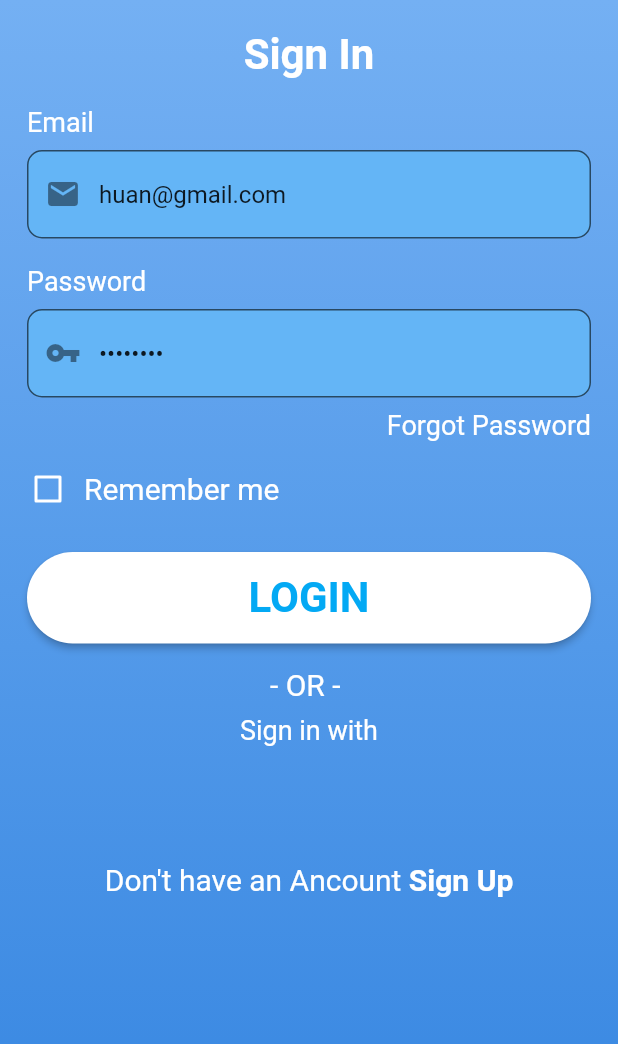
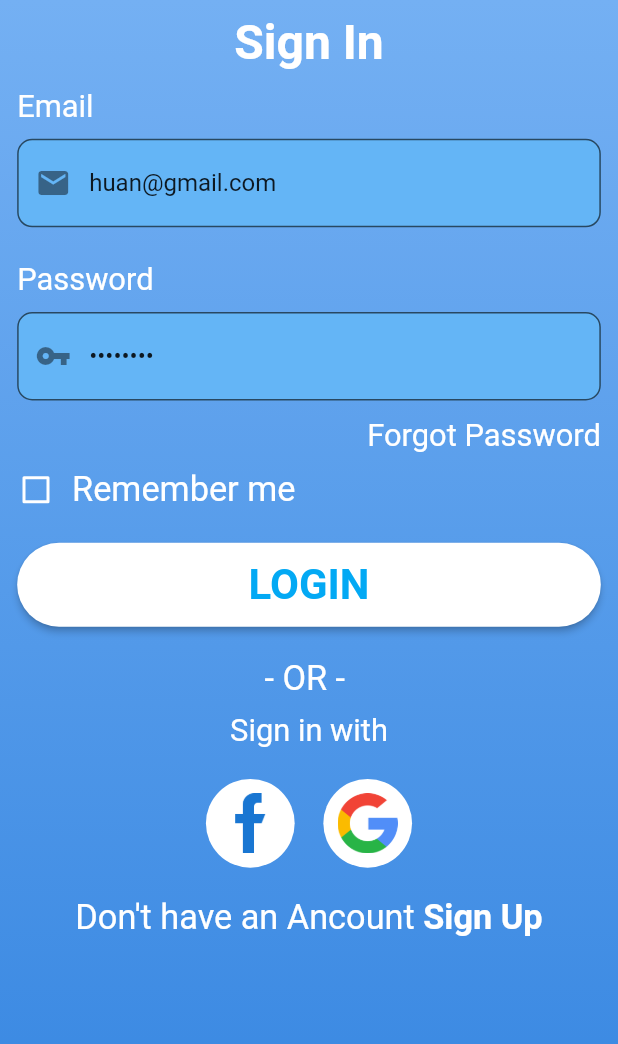
Before and after one commit to nguyenduyhuan26/flutter_appchat, a Flutter app: the SignUpPage screen opened directly, after a tap on "REGISTER", after a tap on "Sign In", on a phone screen of 412 x 824 dp. Shown: the top 1044 px of the screen. Run offline on Flutter 3.47's test engine with Material 2 defaults, Android fonts, the phone set to English and light mode, and no system bars; our stand-ins replace cloud_firestore, file_picker, firebase_auth, firebase_core, firebase_storage, flutter_screenutil and 2 more; missing offline and left inert: flutter_downloader; accounts and stored records are empty; network calls fail.

Commit message:
Chỉnh giao diện

```diff
--- a/lib/main.dart
+++ b/lib/main.dart
@@ -6,6 +6,7 @@ import 'package:flutter_appchat318/providers/chat.dart';
 import 'package:flutter_appchat318/views/signIn_page.dart';
 import 'package:flutter_appchat318/views/signUp_page.dart';
 import 'package:flutter_downloader/flutter_downloader.dart';
+import 'package:flutter_screenutil/flutter_screenutil.dart';
 import 'package:provider/provider.dart';
 
 Future<void> main() async {
@@ -23,20 +24,28 @@ class MyApp extends StatelessWidget {
   // This widget is the root of your application.
   @override
   Widget build(BuildContext context) {
-    return MultiProvider(
-      providers: [
-        ChangeNotifierProvider(create: (_) => Chat()),
-        Provider<AuthService>(
-            create: (_) => AuthService(FirebaseAuth.instance)),
-        StreamProvider(
-          create: (context) => context.read<AuthService>().authStateChanges,
-          initialData: null,
-        ),
-      ],
-      child: MaterialApp(
+    return ScreenUtilInit(
+      designSize: const Size(360, 690),
+      builder: () => MaterialApp(
         debugShowCheckedModeBanner: false,
-        home: SignInPage(),
+        home: SignUpPage(),
       ),
     );
+
+    //   return MultiProvider(
+    //     providers: [
+    //       ChangeNotifierProvider(create: (_) => Chat()),
+    //       Provider<AuthService>(
+    //           create: (_) => AuthService(FirebaseAuth.instance)),
+    //       StreamProvider(
+    //         create: (context) => context.read<AuthService>().authStateChanges,
+    //         initialData: null,
+    //       ),
+    //     ],
+    //     child: MaterialApp(
+    //       debugShowCheckedModeBanner: false,
+    //       home: SignUpPage(),
+    //     ),
+    //   );
   }
 }
--- a/lib/views/signIn_page.dart
+++ b/lib/views/signIn_page.dart
@@ -5,6 +5,7 @@ import 'package:flutter_appchat318/unti/validate.dart';
 import 'package:flutter_appchat318/views/contacts_page.dart';
 import 'package:flutter_appchat318/views/signUp_page.dart';
 import 'package:provider/provider.dart';
+import 'package:flutter_screenutil/flutter_screenutil.dart';
 
 class SignInPage extends StatefulWidget {
   const SignInPage({Key key}) : super(key: key);
@@ -29,15 +30,13 @@ class _SignInPageState extends State<SignInPage> {
           initialData: null,
         ),
       ],
-      child: Form(
-        key: formKey,
-        child: SafeArea(
       child: Scaffold(
         resizeToAvoidBottomInset: false,
-            backgroundColor: Colors.blue.shade600,
-            body: SingleChildScrollView(
-              reverse: false,
+        // backgroundColor: Colors.blue.shade600,
+        body: SafeArea(
           child: Container(
+            width: MediaQuery.of(context).size.width,
+            height: MediaQuery.of(context).size.height,
             decoration: BoxDecoration(
               gradient: LinearGradient(
                 begin: Alignment.topCenter,
@@ -45,9 +44,11 @@ class _SignInPageState extends State<SignInPage> {
                 colors: [
                   Color.fromRGBO(116, 176, 243, 1),
                   Color.fromRGBO(51, 132, 224, 1),
-                    ])),
-                height: MediaQuery.of(context).size.height,
-                width: MediaQuery.of(context).size.width,
+                ],
+              ),
+            ),
+            child: Form(
+              key: formKey,
               child: Column(
                 children: [
                   label(),
@@ -57,10 +58,9 @@ class _SignInPageState extends State<SignInPage> {
                   checkbox(),
                   btnLogin(),
                   orText(),
-                    // icon(),
+                  icon(),
                   signUpText(),
                 ],
-                ),
               ),
             ),
           ),
@@ -87,9 +87,8 @@ class _SignInPageState extends State<SignInPage> {
   }
 
   Widget checkbox() {
-    return Padding(
-      padding: const EdgeInsets.fromLTRB(8, 8, 16, 0),
-      child: Row(
+    return Row(
+      crossAxisAlignment: CrossAxisAlignment.center,
       children: [
         Theme(
           data: Theme.of(context).copyWith(
@@ -105,33 +104,30 @@ class _SignInPageState extends State<SignInPage> {
             },
           ),
         ),
-          baseText(text: "Remember me", sizeText: 20)
+        baseText(text: "Remember me", sizeText: 20.sp)
       ],
-      ),
     );
   }
 
   Widget label() {
     return Padding(
-      padding: const EdgeInsets.only(top: 20),
+      padding: EdgeInsets.only(top: 8.h),
       child: baseText(
         text: "Sign In",
-        sizeText: 28,
+        sizeText: 28.sp,
         fontWeight: FontWeight.bold,
       ),
     );
   }
 
   Widget signUpText() {
-    return Padding(
-      padding: const EdgeInsets.only(top: 70),
-      child: Row(
+    return Row(
       mainAxisAlignment: MainAxisAlignment.center,
       children: [
-          baseText(text: "Don't have an Ancount ", sizeText: 20),
+        baseText(text: "Don't have an Ancount ", sizeText: 20.sp),
         baseText(
             text: "Sign Up",
-              sizeText: 20,
+            sizeText: 20.sp,
             fontWeight: FontWeight.bold,
             onTap: () {
               Navigator.push(
@@ -140,13 +136,14 @@ class _SignInPageState extends State<SignInPage> {
               );
             })
       ],
-      ),
     );
   }
 
   Widget btnLogin() {
     return Padding(
-      padding: const EdgeInsets.fromLTRB(18, 18, 18, 0),
+      padding: EdgeInsets.all(ScreenUtil().setWidth(10)),
+      // padding: EdgeInsets.all(10.w),
+
       child: MaterialButton(
         minWidth: MediaQuery.of(context).size.width,
         onPressed: () {
@@ -181,7 +178,7 @@ class _SignInPageState extends State<SignInPage> {
         disabledColor: Colors.grey,
         disabledTextColor: Colors.white,
         child: Padding(
-          padding: const EdgeInsets.all(14.0),
+          padding: EdgeInsets.all(ScreenUtil().setWidth(10)),
           child: baseText(
             text: "LOGIN",
             fontWeight: FontWeight.bold,
@@ -195,41 +192,38 @@ class _SignInPageState extends State<SignInPage> {
 
   Widget forgotText() {
     return Padding(
-      padding: const EdgeInsets.fromLTRB(8, 8, 18, 0),
+      padding: EdgeInsets.only(right: 10.w),
       child: Align(
         alignment: Alignment.centerRight,
         child: baseText(
           text: "Forgot Password",
-          sizeText: 18,
+          sizeText: 18.sp,
         ),
       ),
     );
   }
 
   Widget orText() {
-    return Padding(
-      padding: const EdgeInsets.all(8.0),
-      child: Column(
+    return Column(
       children: [
         Padding(
-            padding: const EdgeInsets.all(8.0),
+          padding: EdgeInsets.all(ScreenUtil().setHeight(8)),
           child: baseText(
             text: "- OR - ",
-              sizeText: 20,
+            sizeText: 20.sp,
           ),
         ),
         baseText(
           text: "Sign in with",
-            sizeText: 18,
+          sizeText: 18.sp,
         ),
       ],
-      ),
     );
   }
 
   Widget icon() {
     return Padding(
-      padding: const EdgeInsets.fromLTRB(32, 0, 32, 26),
+      padding: EdgeInsets.all(ScreenUtil().setHeight(8)),
       child: Row(
         mainAxisAlignment: MainAxisAlignment.center,
         children: [
@@ -248,7 +242,6 @@ class _SignInPageState extends State<SignInPage> {
         text: "",
         icon: Icon(Icons.vpn_key),
         validator: (val) {
-          print(val);
           return validate.passwordValidate(val);
         });
   }
@@ -276,23 +269,17 @@ class _SignInPageState extends State<SignInPage> {
   Widget baseIcon({
     String assetImage,
   }) {
-    return Padding(
-      padding: const EdgeInsets.fromLTRB(16, 16, 16, 0),
-      child: Container(
-        width: 55,
-        height: 55,
+    return Container(
+      margin: EdgeInsets.all(ScreenUtil().setHeight(8)),
+      padding: EdgeInsets.all(ScreenUtil().setHeight(8)),
       decoration: BoxDecoration(
         shape: BoxShape.circle,
         color: Colors.white,
       ),
-        child: Padding(
-          padding: const EdgeInsets.all(12.0),
       child: Image(
         image: AssetImage(assetImage),
-            width: 40,
-            height: 40,
-          ),
-        ),
+        width: ScreenUtil().setWidth(35),
+        height: ScreenUtil().setHeight(35),
       ),
     );
   }
@@ -309,14 +296,14 @@ class _SignInPageState extends State<SignInPage> {
     //  void Function() onTap,
   }) {
     return Padding(
-      padding: const EdgeInsets.fromLTRB(18, 18, 18, 0),
+      padding: EdgeInsets.all(ScreenUtil().setWidth(10)),
       child: Column(
         children: [
           Padding(
-            padding: const EdgeInsets.only(bottom: 8),
+            padding: EdgeInsets.only(bottom: 8.h),
             child: Align(
               alignment: Alignment.centerLeft,
-              child: baseText(text: labelText, sizeText: 18),
+              child: baseText(text: labelText, sizeText: 18.sp),
             ),
           ),
           TextFormField(
@@ -327,7 +314,7 @@ class _SignInPageState extends State<SignInPage> {
             validator: validator,
             decoration: InputDecoration(
               border: OutlineInputBorder(
-                borderRadius: BorderRadius.circular(10.0),
+                borderRadius: BorderRadius.circular(10),
               ),
               filled: true,
               fillColor: Colors.blue.shade300,
--- a/lib/views/signUp_page.dart
+++ b/lib/views/signUp_page.dart
@@ -3,6 +3,7 @@ import 'package:flutter/material.dart';
 import 'package:flutter_appchat318/providers/auth_service.dart';
 import 'package:flutter_appchat318/unti/validate.dart';
 import 'package:flutter_appchat318/views/signIn_page.dart';
+import 'package:flutter_screenutil/flutter_screenutil.dart';
 import 'package:provider/provider.dart';
 
 class SignUpPage extends StatefulWidget {
@@ -30,13 +31,10 @@ class _SignUpPageState extends State<SignUpPage> {
           initialData: null,
         ),
       ],
+      child: Scaffold(
+        body: SafeArea(
           child: Form(
             key: formKey,
-        child: SafeArea(
-          child: Scaffold(
-            backgroundColor: Colors.blue.shade600,
-            body: SingleChildScrollView(
-              reverse: false,
             child: Container(
               decoration: BoxDecoration(
                 gradient: LinearGradient(
@@ -47,11 +45,9 @@ class _SignUpPageState extends State<SignUpPage> {
                       Color.fromRGBO(51, 132, 224, 1),
                     ]),
               ),
-                height: MediaQuery.of(context).size.height,
-                width: MediaQuery.of(context).size.width,
               child: Column(
                 children: [
-                    // label(),
+                  label(),
                   nameInput(),
                   phoneInput(),
                   emailInput(),
@@ -65,15 +61,15 @@ class _SignUpPageState extends State<SignUpPage> {
           ),
         ),
       ),
-      ),
     );
   }
 
   Widget btnRegister() {
     return Padding(
-      padding: const EdgeInsets.fromLTRB(18, 28, 18, 0),
+      padding: EdgeInsets.symmetric(vertical: 12.h, horizontal: 12.w),
       child: MaterialButton(
-        minWidth: MediaQuery.of(context).size.width,
+        minWidth: 360.w,
+        height: 50.h,
         onPressed: () {
           if (formKey.currentState.validate()) {}
 
@@ -109,10 +105,10 @@ class _SignUpPageState extends State<SignUpPage> {
         disabledColor: Colors.grey,
         disabledTextColor: Colors.white,
         child: Padding(
-          padding: const EdgeInsets.all(14.0),
+          padding: EdgeInsets.symmetric(vertical: 12.h, horizontal: 12.w),
           child: baseText(
               text: "REGISTER",
-              sizeText: 22,
+              sizeText: 22.sp,
               color: Colors.lightBlue,
               fontWeight: FontWeight.bold),
         ),
@@ -122,10 +118,10 @@ class _SignUpPageState extends State<SignUpPage> {
 
   Widget label() {
     return Padding(
-      padding: const EdgeInsets.only(top: 20),
+      padding: EdgeInsets.only(top: 8.h),
       child: baseText(
         text: "Sign Up",
-        sizeText: 28,
+        sizeText: 28.sp,
         fontWeight: FontWeight.bold,
       ),
     );
@@ -139,7 +135,6 @@ class _SignUpPageState extends State<SignUpPage> {
         text: "******",
         icon: Icon(Icons.vpn_key),
         validator: (val) {
-          print(val);
           return validate.passwordValidate(val);
         });
   }
@@ -192,22 +187,20 @@ class _SignUpPageState extends State<SignUpPage> {
           return 'Please enter some text!';
         } else if (!validate.emailValidate(val)) {
           return "Check your email!";
-        } else
-          return null;
+        }
+        return "";
       },
     );
   }
 
   Widget signInText() {
-    return Padding(
-      padding: const EdgeInsets.only(top: 20),
-      child: Row(
+    return Row(
       mainAxisAlignment: MainAxisAlignment.center,
       children: [
-          baseText(text: "Have an Ancount ? ", sizeText: 20),
+        baseText(text: "Have an Ancount ? ", sizeText: 20.sp),
         baseText(
             text: "Sign In",
-              sizeText: 20,
+            sizeText: 20.sp,
             fontWeight: FontWeight.bold,
             onTap: () {
               Navigator.push(
@@ -216,7 +209,6 @@ class _SignUpPageState extends State<SignUpPage> {
               );
             })
       ],
-      ),
     );
   }
 
@@ -246,20 +238,17 @@ class _SignUpPageState extends State<SignUpPage> {
     String text,
     Icon icon,
     bool isShowText = false,
-    // String Function(String) validator
     FormFieldValidator<String> validator,
-    //  void Function(String) onSubmitted,
-    //  void Function() onTap,
   }) {
     return Padding(
-      padding: const EdgeInsets.fromLTRB(18, 18, 18, 0),
+      padding: EdgeInsets.symmetric(vertical: 8.h, horizontal: 8.w),
       child: Column(
         children: [
           Padding(
-            padding: const EdgeInsets.only(bottom: 8),
+            padding: EdgeInsets.only(bottom: 4.h),
             child: Align(
               alignment: Alignment.centerLeft,
-              child: baseText(text: labelText, sizeText: 18),
+              child: baseText(text: labelText, sizeText: 16.sp),
             ),
           ),
           TextFormField(
@@ -270,7 +259,7 @@ class _SignUpPageState extends State<SignUpPage> {
             validator: validator,
             decoration: InputDecoration(
               border: OutlineInputBorder(
-                borderRadius: BorderRadius.circular(10.0),
+                borderRadius: BorderRadius.circular(10.r),
               ),
               filled: true,
               fillColor: Colors.blue.shade300,
--- a/pubspec.yaml
+++ b/pubspec.yaml
@@ -37,6 +37,7 @@ dependencies:
   flutter_downloader: ^1.6.1
   path_provider: ^2.0.3
   email_validator: '^1.0.6'
+  flutter_screenutil: ^5.0.0+2
   # The following adds the Cupertino Icons font to your application.
   # Use with the CupertinoIcons class for iOS style icons.
   cupertino_icons: ^1.0.2
```
Also changed, not shown: pubspec.lock, 1 other file. Lines whose indentation alone changed are shown as unchanged.
